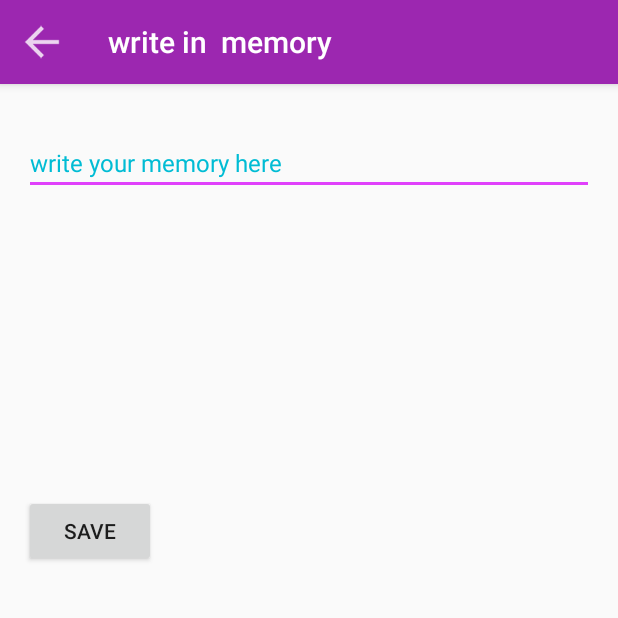
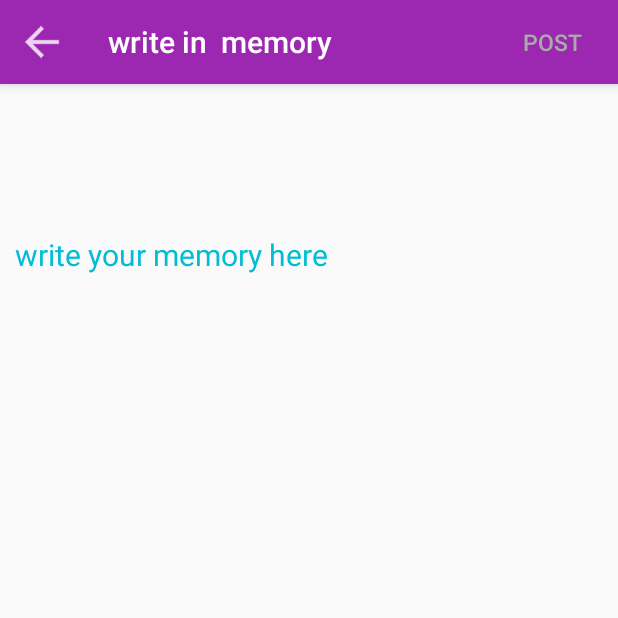
Before and after one commit to atefwahab/IRememeber, an Android app: the WriteTextActivity screen opened directly, with no data from a screen before it, on a phone screen of 412 x 824 dp, the top half of it. Run offline under Robolectric (Android 15) with nearby library versions, the phone set to English and light mode, and no system bars; our stand-ins replace Volley; libraries missing offline, so code that uses them is left out: com.koushikdutta.async, com.koushikdutta.ion; network calls fail; pictures from the network do not load.

Commit message:
last design memory post

```diff
--- a/app/src/main/AndroidManifest.xml
+++ b/app/src/main/AndroidManifest.xml
@@ -86,7 +86,7 @@
             android:theme="@style/MaterialTheme"/>
         <activity
             android:name="wmad.iti.memories.WriteTextActivity"
-            android:theme="@style/AppTheme.NoActionBar"></activity>
+            android:theme="@style/MaterialTheme"></activity>
 
         <!-- The Service responsible for receiving messages from FCM -->
         <service android:name=".MyFirebaseMessagingService">
--- a/app/src/main/java/wmad/iti/irememeber/sendTokenToServerIntentService.java
+++ b/app/src/main/java/wmad/iti/irememeber/sendTokenToServerIntentService.java
@@ -81,8 +81,5 @@ public class SendTokenToServerIntentService extends IntentService {
 
         }
 
-
-
-
     }
 }
--- a/app/src/main/java/wmad/iti/memories/CustomAdapter.java
+++ b/app/src/main/java/wmad/iti/memories/CustomAdapter.java
@@ -82,7 +82,7 @@ public class CustomAdapter extends RecyclerView.Adapter<CustomAdapter.ViewHolder
             postTxt=(TextView)v.findViewById(R.id.txt1);
             layoutPhotoMemory= (LinearLayout) v.findViewById(R.id.layoutPhotoMemory);
             layoutTextMemory= (LinearLayout) v.findViewById(R.id.layoutTextMemory);
-            imageFirstCardProfile= (ImageView) v.findViewById(R.id.imagep);
+           // imageFirstCardProfile= (ImageView) v.findViewById(R.id.imagep);
           arrow.setOnClickListener(new View.OnClickListener() {
               @Override
               public void onClick(View v) {
--- a/app/src/main/java/wmad/iti/memories/MemoryActivity.java
+++ b/app/src/main/java/wmad/iti/memories/MemoryActivity.java
@@ -47,7 +47,7 @@ public class MemoryActivity extends AppCompatActivity {
     protected void onCreate(Bundle savedInstanceState) {
         super.onCreate(savedInstanceState);
         setContentView(R.layout.activity_memory);
-        image= (ImageView) findViewById(R.id.imagep);
+       // image= (ImageView) findViewById(R.id.imagep);
       //  videoImg= (ImageView) findViewById(R.id.videoimage);
         cameraImg= (ImageView) findViewById(R.id.cameraimg);
         locationImg= (ImageView) findViewById(R.id.locationimg);
--- a/app/src/main/java/wmad/iti/memories/WriteTextActivity.java
+++ b/app/src/main/java/wmad/iti/memories/WriteTextActivity.java
@@ -50,10 +50,11 @@ public class WriteTextActivity extends AppCompatActivity {
     private Context contextForDialog= null;
     RequestQueue requestQueue;
     GsonRequest gsonRequest;
-    Button btnSave;
+   // Button btnSave;
     EditText textEditMemory;
     Memory memory;
     ImageView takenImg;
+    Button postButton;
     //Camera
     File photoFile = null;
     String mCurrentPhotoPath;
@@ -73,11 +74,13 @@ public class WriteTextActivity extends AppCompatActivity {
         contextForDialog = this;
         setContentView(R.layout.activity_write_text);
 
-        btnSave= (Button) findViewById(R.id.saveButton);
+        //btnSave= (Button) findViewById(R.id.saveButton);
         textEditMemory= (EditText) findViewById(R.id.writeMemoryText);
         takenImg=(ImageView)findViewById(R.id.imagetaken);
-        Toolbar toolbar = (Toolbar) findViewById(R.id.toolbar);
+        Toolbar toolbar = (Toolbar) findViewById(R.id.memory);
         setSupportActionBar(toolbar);
+        postButton=(Button)toolbar.findViewById(R.id.postbutton);
+
         getSupportActionBar().setTitle("write in  memory ");
         toolbar.setNavigationIcon(R.drawable.navigation_back);
         toolbar.setNavigationOnClickListener(new View.OnClickListener() {
@@ -86,6 +89,8 @@ public class WriteTextActivity extends AppCompatActivity {
                 onBackPressed();
             }
         });
+
+
 
 
         positionIntent=getIntent().getIntExtra("position", 1000);
@@ -114,7 +119,7 @@ public class WriteTextActivity extends AppCompatActivity {
 
 }
 
-    btnSave.setOnClickListener(new View.OnClickListener() {
+       postButton.setOnClickListener(new View.OnClickListener() {
         @Override
         public void onClick(View v) {
             //Case photo
--- a/app/src/main/res/layout/activity_write_text.xml
+++ b/app/src/main/res/layout/activity_write_text.xml
@@ -7,19 +7,6 @@
     android:fitsSystemWindows="true"
     tools:context="wmad.iti.memories.WriteTextActivity">
 
-    <android.support.design.widget.AppBarLayout
-        android:layout_width="match_parent"
-        android:layout_height="wrap_content"
-        android:theme="@style/AppTheme.AppBarOverlay">
-
-        <android.support.v7.widget.Toolbar
-            android:id="@+id/toolbar"
-            android:layout_width="match_parent"
-            android:layout_height="?attr/actionBarSize"
-            android:background="?attr/colorPrimary"
-            app:popupTheme="@style/AppTheme.PopupOverlay" />
-
-    </android.support.design.widget.AppBarLayout>
 
     <include layout="@layout/content_write_text" />
 
--- a/app/src/main/res/layout/content_write_text.xml
+++ b/app/src/main/res/layout/content_write_text.xml
@@ -4,18 +4,30 @@
     xmlns:tools="http://schemas.android.com/tools"
     android:layout_width="match_parent"
     android:layout_height="match_parent"
-    android:paddingBottom="@dimen/activity_vertical_margin"
-    android:paddingLeft="@dimen/activity_horizontal_margin"
-    android:paddingRight="@dimen/activity_horizontal_margin"
-    android:paddingTop="@dimen/activity_vertical_margin"
-    app:layout_behavior="@string/appbar_scrolling_view_behavior"
     tools:context="wmad.iti.memories.WriteTextActivity"
-    tools:showIn="@layout/activity_write_text">
+    tools:showIn="@layout/activity_write_text"
+    android:paddingBottom="@dimen/activity_vertical_margin">
+
+   <include android:id="@+id/memory"
+       layout="@layout/toolbar_memory"/>
+
+    <ScrollView
+        android:layout_width="match_parent"
+        android:layout_height="match_parent"
+        android:id="@+id/scrollView"
+        android:layout_alignParentTop="true"
+        android:scrollbars="none">
+
+
+
     <LinearLayout
         android:layout_width="match_parent"
         android:layout_height="wrap_content"
         android:orientation="vertical"
-        android:weightSum="10">
+       android:paddingTop="70dp"
+        android:weightSum="10"
+        >
+
 
     <LinearLayout
         android:layout_width="match_parent"
@@ -28,14 +40,17 @@
         <EditText
             android:id="@+id/writeMemoryText"
             android:layout_width="0dp"
-            android:layout_height="wrap_content"
+            android:layout_height="200dp"
             android:textColor="@color/colorPrimary"
-            android:textSize="16sp"
-            android:layout_marginTop="15dp"
+            android:textSize="20sp"
             android:hint="@string/memoryHint"
             android:layout_weight="6"
             android:inputType="text"
-            android:textColorHint="#00bcd4"/>
+            android:textColorHint="#00bcd4"
+            android:padding="10dp"
+            android:background="@null"
+            />
+
         </LinearLayout>
 
     <LinearLayout
@@ -45,6 +60,7 @@
         android:layout_weight="7"
         android:weightSum="6"
         android:gravity="center"
+        android:paddingTop="20dp"
         >
         <ImageView
             android:layout_width="0dp"
@@ -54,18 +70,8 @@
             android:layout_gravity="center"/>
 </LinearLayout>
 
-    <LinearLayout
-        android:layout_width="match_parent"
-        android:layout_height="wrap_content"
-        android:orientation="vertical"
-        >
-    <Button
-        android:layout_width="wrap_content"
-        android:layout_height="wrap_content"
-        android:id="@+id/saveButton"
-        android:text="save"/>
 
 </LinearLayout>
+    </ScrollView>
 
-</LinearLayout>
 </RelativeLayout>
--- a/app/src/main/res/layout/first_card.xml
+++ b/app/src/main/res/layout/first_card.xml
@@ -23,24 +23,22 @@
             android:weightSum="6"
             android:layout_weight="2"
             >
-            <android.support.v7.widget.AppCompatImageView
-                android:layout_weight="1"
-                android:layout_width="0dp"
-                android:layout_height="60dp"
-                android:background="@drawable/ic_account_box_black_24dp"
-                android:id="@+id/imagep" />
 
 
-            <TextView
-                android:layout_weight="5"
+            <EditText
+                android:layout_weight="6"
                 android:layout_width="0dp"
-                android:layout_height="wrap_content"
+                android:layout_height="70dp"
                 android:id="@+id/entermemory"
-                android:textColor="#ffffff"
+                android:textColor="@color/colorPrimary"
                 android:textSize="16sp"
-                android:layout_marginTop="15dp"
+                android:layout_margin="8dp"
                 android:hint="@string/memoryHint"
-                android:textColorHint="#00bcd4"/>
+                android:textColorHint="#00bcd4"
+                android:background="@null"
+                android:inputType="none"
+                android:cursorVisible="false"
+                android:editable="false"/>
 
             <!--end horizontal-->
         </LinearLayout>
@@ -102,7 +100,8 @@
                     android:textColor="#607D8B"
                     android:textSize="15dp"
                     android:layout_marginTop="3dp"
-                    android:text="@string/status"
+                    android:text="@string/memory"
+
 
                     />
 
--- /dev/null
+++ b/app/src/main/res/layout/toolbar_memory.xml
@@ -0,0 +1,25 @@
+<?xml version="1.0" encoding="utf-8"?>
+<android.support.v7.widget.Toolbar
+    xmlns:android="http://schemas.android.com/apk/res/android"
+    xmlns:app="http://schemas.android.com/apk/res-auto"
+    android:layout_width="match_parent"
+    android:layout_height="wrap_content"
+    android:background="@color/colorPrimary"
+    android:minHeight="?attr/actionBarSize"
+    android:elevation="5dp"
+    android:theme="@style/MaterialTheme"
+    >
+
+    <Button
+        android:layout_width="wrap_content"
+        android:layout_height="wrap_content"
+        android:layout_gravity="right"
+        android:id="@+id/postbutton"
+        android:textSize="15sp"
+        android:background="@null"
+        android:layout_alignParentEnd="true"
+        android:layout_alignParentRight="true"
+        android:textColor="#aaaaaa"
+        android:text="POST"
+        android:onClick=""/>
+</android.support.v7.widget.Toolbar>
--- a/app/src/main/res/values/strings.xml
+++ b/app/src/main/res/values/strings.xml
@@ -166,7 +166,7 @@
 
     <!--memory-->
     <string name="memoryHint"> write your memory here</string>
-    <string name="status">status</string>
+    <string name="memory">Memory</string>
     <string name="location">location</string>
     <string name="camera">photo</string>
 </resources>
```
